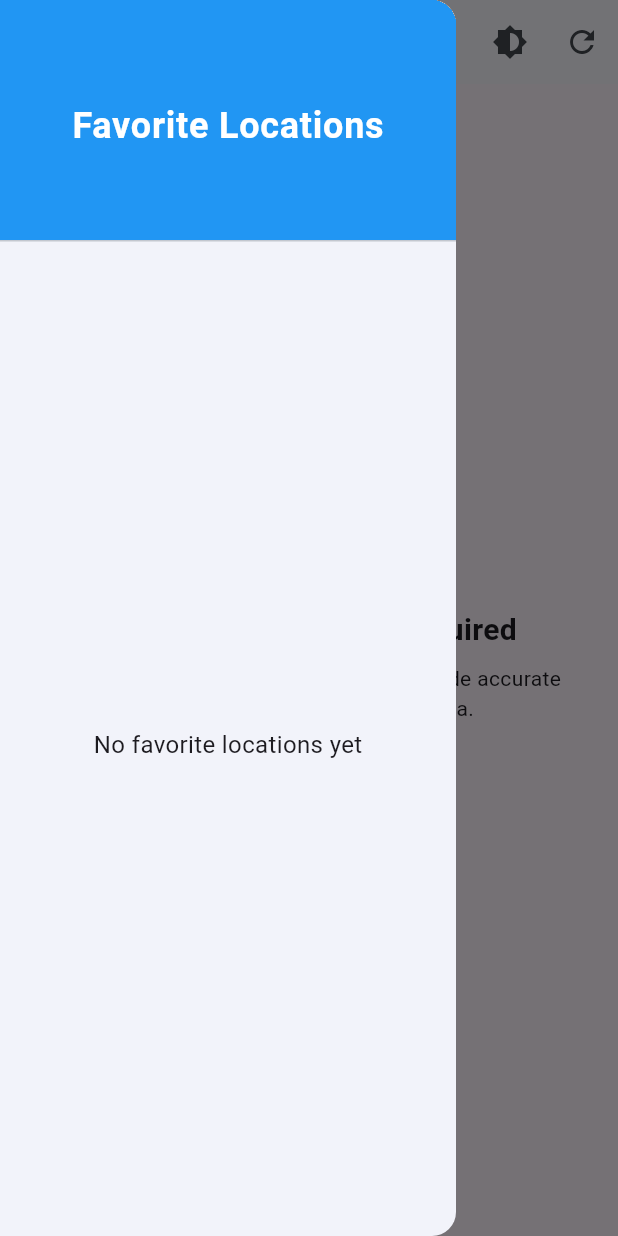
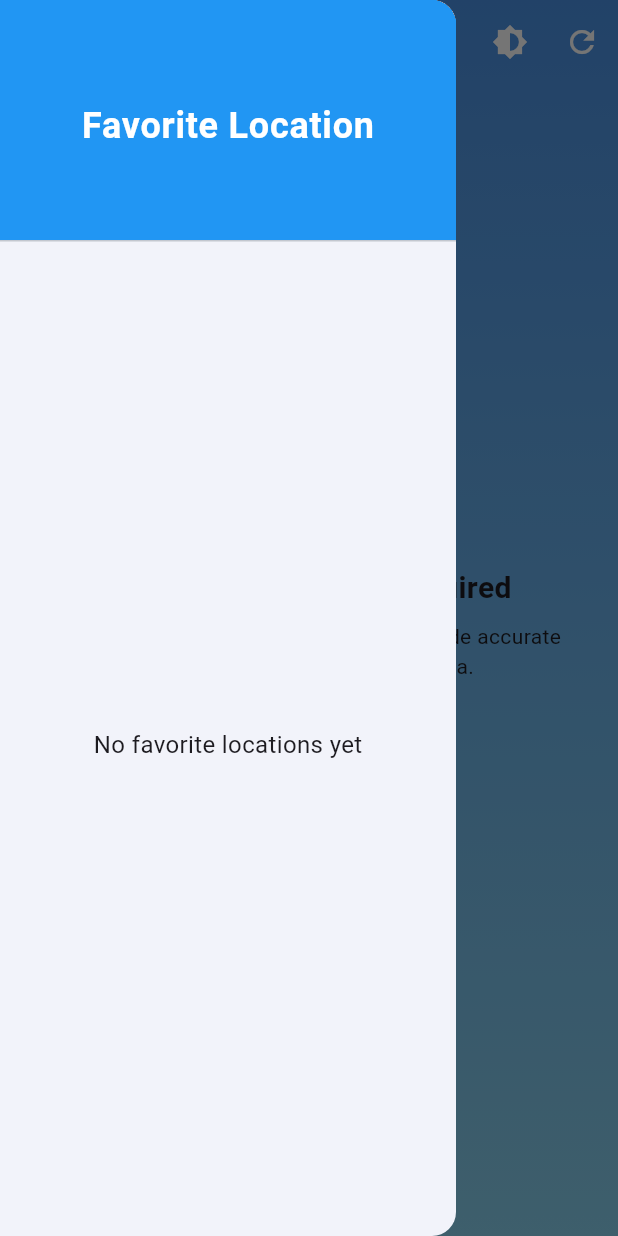
Before and after one commit to BartekDadas/weather_app, a Flutter app: the screen it shows after launch, with the side drawer open, on a phone screen of 412 x 824 dp. Run offline on Flutter 3.47's test engine with Material 3 defaults, Android fonts, the phone set to English and light mode, and no system bars; our stand-ins replace dio, flutter_bloc, flutter_dotenv, freezed_annotation, geolocator, get_it and 2 more; generated files the repository leaves out were written again.

Commit message:
Weather App: Update UI

```diff
--- a/lib/main.dart
+++ b/lib/main.dart
@@ -1,13 +1,11 @@
-import 'package:dio/dio.dart';
 import 'package:flutter/material.dart';
 import 'package:flutter_bloc/flutter_bloc.dart';
 import 'package:flutter_dotenv/flutter_dotenv.dart';
-import 'package:weather_app/services/location_service.dart';
+import 'package:weather_app/utils/const.dart';
 import 'config/di.dart';
 import 'screens/main_screen.dart';
 import 'cubits/weather_cubit.dart';
 import 'cubits/theme_cubit.dart';
-import 'services/weather_service.dart';
 
 void main() async {
   WidgetsFlutterBinding.ensureInitialized();
@@ -17,7 +15,7 @@ void main() async {
 }
 
 class MyApp extends StatelessWidget {
-  const MyApp({Key? key}) : super(key: key);
+  const MyApp({super.key});
 
   @override
   Widget build(BuildContext context) {
@@ -36,7 +34,7 @@ class MyApp extends StatelessWidget {
       child: BlocBuilder<ThemesCubit, ThemesMode>(
         builder: (context, themeMode) {
           return MaterialApp(
-            title: 'Weather App',
+            title: Constants.title,
             theme: ThemeData.light().copyWith(
               primaryColor: Colors.blue,
               colorScheme: ColorScheme.fromSeed(seedColor: Colors.blue),
--- a/lib/screens/main_screen.dart
+++ b/lib/screens/main_screen.dart
@@ -1,12 +1,12 @@
 import 'package:flutter/material.dart';
 import 'package:flutter_bloc/flutter_bloc.dart';
-import '../config/di.dart';
+import 'package:weather_app/utils/const.dart';
+import 'package:weather_app/widgets/weather_info.dart';
 import '../cubits/weather_cubit.dart';
 import '../cubits/theme_cubit.dart';
 import '../widgets/location_permission_handler.dart';
 import '../widgets/city_search_bar.dart';
 import '../widgets/favorites_drawer.dart';
-import '../models/weather.dart';
 
 class MainScreen extends StatelessWidget {
   const MainScreen({super.key});
@@ -14,8 +14,12 @@ class MainScreen extends StatelessWidget {
   @override
   Widget build(BuildContext context) {
     return Scaffold(
+      extendBodyBehindAppBar: true,
       appBar: AppBar(
-          title: const Text('Weather App'),
+        elevation: 0,
+        backgroundColor: Colors.transparent,
+        title: const Text(Constants.title,
+            style: TextStyle(fontWeight: FontWeight.w600,),),
         actions: [
           BlocBuilder<WeatherCubit, WeatherState>(
             builder: (context, state) {
@@ -25,13 +29,17 @@ class MainScreen extends StatelessWidget {
                   return IconButton(
                     icon: Icon(
                       isFavorite ? Icons.favorite : Icons.favorite_border,
-                        color: isFavorite ? Colors.red : null,
+                      color: isFavorite ? Colors.red : Colors.white,
                     ),
                     onPressed: () {
                       if (isFavorite) {
-                          context.read<WeatherCubit>().removeFromFavorites(weather.cityName);
+                        context
+                            .read<WeatherCubit>()
+                            .removeFromFavorites(weather.cityName);
                       } else {
-                          context.read<WeatherCubit>().addToFavorites(weather.cityName);
+                        context
+                            .read<WeatherCubit>()
+                            .addToFavorites(weather.cityName);
                       }
                     },
                   );
@@ -41,11 +49,11 @@ class MainScreen extends StatelessWidget {
             },
           ),
           IconButton(
-              icon: const Icon(Icons.brightness_6),
+            icon: const Icon(Icons.brightness_6, color: Colors.white),
             onPressed: () => _showThemeDialog(context),
           ),
           IconButton(
-              icon: const Icon(Icons.refresh),
+            icon: const Icon(Icons.refresh, color: Colors.white),
             onPressed: () {
               context.read<WeatherCubit>().getCurrentLocationWeather();
             },
@@ -55,152 +63,43 @@ class MainScreen extends StatelessWidget {
       drawer: const FavoritesDrawer(),
       body: BlocBuilder<WeatherCubit, WeatherState>(
         builder: (context, state) {
-            return Column(
+          return Container(
+            decoration: BoxDecoration(
+              gradient: LinearGradient(
+                begin: Alignment.topCenter,
+                end: Alignment.bottomCenter,
+                colors: [
+                  Theme.of(context).brightness == Brightness.dark
+                      ? const Color(0xFF1a1a2e)
+                      : const Color(0xFF4a90e2),
+                  Theme.of(context).brightness == Brightness.dark
+                      ? const Color(0xFF16213e)
+                      : const Color(0xFF87ceeb),
+                ],
+              ),
+            ),
+            child: Column(
               children: [
                 if (state.maybeWhen(
                   loaded: (_, __) => true,
                   orElse: () => false,
-                )) const CitySearchBar(),
+                ))
+                  const Padding(
+                    padding: EdgeInsets.only(top: 100, left: 16, right: 16),
+                    child: CitySearchBar(),
+                  ),
                 Expanded(
                   child: LocationPermissionHandler(
                     childBuilder: (state) => state.maybeWhen(
-                      loaded: (weather, _) => _buildWeatherInfo(weather),
+                      loaded: (weather, _) => WeatherInfo(weather: weather),
                       orElse: () => const SizedBox.shrink(),
                     ),
                   ),
                 ),
               ],
+            ),
           );
         },
-        ),
-    );
-  }
-
-  Widget _buildWeatherInfo(Weather weather) {
-    return RefreshIndicator(
-      onRefresh: () async {
-        // This will be handled by the cubit
-      },
-      child: SingleChildScrollView(
-        physics: const AlwaysScrollableScrollPhysics(),
-        child: Padding(
-          padding: const EdgeInsets.all(16.0),
-          child: Column(
-            crossAxisAlignment: CrossAxisAlignment.start,
-            children: [
-              _buildTemperatureSection(weather),
-              const SizedBox(height: 24),
-              _buildWeatherDetails(weather),
-            ],
-          ),
-        ),
-      ),
-    );
-  }
-
-  Widget _buildTemperatureSection(Weather weather) {
-    final description =
-        weather.weather.isNotEmpty ? weather.weather.first.description : '';
-
-    return Center(
-      child: Column(
-        children: [
-          Text(
-            weather.cityName,
-            style: const TextStyle(
-              fontSize: 32,
-              fontWeight: FontWeight.w500,
-            ),
-          ),
-          const SizedBox(height: 8),
-          Text(
-            '${weather.main.temperature.round()}°C',
-            style: const TextStyle(
-              fontSize: 72,
-              fontWeight: FontWeight.bold,
-            ),
-          ),
-          if (weather.weather.isNotEmpty) ...[
-            Image.network(
-              'https://openweathermap.org/img/wn/${weather.weather.first.icon}@2x.png',
-              width: 100,
-              height: 100,
-              errorBuilder: (context, error, stackTrace) => const Icon(
-                Icons.cloud_queue,
-                size: 100,
-              ),
-            ),
-            AnimatedSwitcher(
-              duration: const Duration(milliseconds: 500),
-              transitionBuilder: (Widget child, Animation<double> animation) {
-                return FadeTransition(
-                  opacity: animation,
-                  child: child,
-                );
-              },
-              child: Text(
-                weather.weather.first.description,
-                key: ValueKey(weather.weather.first.description),
-                style: const TextStyle(
-                  fontSize: 24,
-                  color: Colors.grey,
-                ),
-              ),
-            ),
-          ],
-          const SizedBox(height: 8),
-          Text(
-            'H:${weather.main.maxTemp.round()}° L:${weather.main.minTemp.round()}°',
-            style: const TextStyle(
-              fontSize: 16,
-            ),
-          ),
-        ],
-      ),
-    );
-  }
-
-  Widget _buildWeatherDetails(Weather weather) {
-    return Column(
-      crossAxisAlignment: CrossAxisAlignment.start,
-      children: [
-        const Text(
-          'Weather Details',
-          style: TextStyle(
-            fontSize: 20,
-            fontWeight: FontWeight.bold,
-          ),
-        ),
-        const SizedBox(height: 16),
-        _buildDetailRow('Humidity', '${weather.main.humidity}%'),
-        _buildDetailRow('Pressure', '${weather.main.pressure} hPa'),
-        _buildDetailRow('Wind Speed', '${weather.wind.speed} m/s'),
-        _buildDetailRow('Wind Direction', '${weather.wind.deg}°'),
-      ],
-    );
-  }
-
-  Widget _buildDetailRow(String label, String value) {
-    return Padding(
-      padding: const EdgeInsets.symmetric(vertical: 8.0),
-      child: Row(
-        mainAxisAlignment: MainAxisAlignment.spaceBetween,
-        children: [
-          Text(
-            label,
-            style: const TextStyle(
-              fontSize: 16,
-              color: Colors.grey,
-            ),
-          ),
-          Text(
-            value,
-            style: const TextStyle(
-              fontSize: 16,
-              fontWeight: FontWeight.w500,
-            ),
-          ),
-        ],
       ),
     );
   }
@@ -209,12 +108,12 @@ class MainScreen extends StatelessWidget {
     showDialog(
       context: context,
       builder: (context) => AlertDialog(
-        title: const Text('Choose Theme'),
+        title: const Text(Constants.changeMode),
         content: Column(
           mainAxisSize: MainAxisSize.min,
           children: [
             ListTile(
-              title: const Text('Light'),
+              title: const Text(Constants.lightMode),
               leading: const Icon(Icons.brightness_5),
               onTap: () {
                 context.read<ThemesCubit>().setThemeMode(ThemesMode.light);
@@ -222,7 +121,7 @@ class MainScreen extends StatelessWidget {
               },
             ),
             ListTile(
-              title: const Text('Dark'),
+              title: const Text(Constants.darkMode),
               leading: const Icon(Icons.brightness_3),
               onTap: () {
                 context.read<ThemesCubit>().setThemeMode(ThemesMode.dark);
@@ -230,7 +129,7 @@ class MainScreen extends StatelessWidget {
               },
             ),
             ListTile(
-              title: const Text('Auto'),
+              title: const Text(Constants.autoMode),
               leading: const Icon(Icons.brightness_auto),
               onTap: () {
                 context.read<ThemesCubit>().setThemeMode(ThemesMode.auto);
--- /dev/null
+++ b/lib/utils/const.dart
@@ -0,0 +1,28 @@
+
+class Constants {
+  static const String cleanSkyIcon = '01n';
+
+  static const String title = 'Weather App';
+  static const String windSpeed = 'Wind Speed';
+  static const String pressure = 'Pressure';
+  static const String humidity = 'Humidity';
+  static const String windDirection = 'Wind Direction';
+  static const String weatherDetails = 'Weather Details';
+
+
+  static const String changeMode = 'Change Mode';
+  static const String lightMode = 'Light';
+  static const String darkMode = 'Dark';
+  static const String autoMode = 'Auto';
+
+  static const String favoriteLocations = 'Favorite Location';
+  static const String noFavoriteLocations = 'No favorite locations yet';
+
+  static const String locationPermissionInfo = 'We need access to your location to provide accurate weather information for your area.';
+  static const String locationPermissionRequired = 'Location permission required';
+  static const String locationPermissionDenied = 'Location permission denied';
+  static const String grandPermission = 'Grand Permission';
+
+  static const String tryAgain = 'Try Again';
+  static const String retry = 'Retry';
+}
--- a/lib/widgets/city_search_bar.dart
+++ b/lib/widgets/city_search_bar.dart
@@ -33,13 +33,11 @@ class _CitySearchBarState extends State<CitySearchBar> {
   }
 
   void _onSearchChanged(String value) async {
-    print('Search text changed: $value');
     setState(() => _showSuggestions = true);
     await context.read<WeatherCubit>().updateCitySuggestions(value);
   }
 
   void _onCitySelected(CitySuggestion suggestion) {
-    print('City selected: ${suggestion.name}');
     _controller.text = suggestion.name;
     context.read<WeatherCubit>().getWeatherByLocation(
           suggestion.lat,
@@ -82,13 +80,9 @@ class _CitySearchBarState extends State<CitySearchBar> {
             BlocBuilder<WeatherCubit, WeatherState>(
               builder: (context, state) {
                 final suggestions = context.read<WeatherCubit>().currentSuggestions;
-                print('Building suggestions list. Count: ${suggestions.length}');
-
                 if (suggestions.isEmpty) {
-                  print('No suggestions available');
                   return const SizedBox.shrink();
                 }
-
                 return Material(
                   elevation: 8,
                   borderRadius: BorderRadius.circular(8),
--- a/lib/widgets/error_view.dart
+++ b/lib/widgets/error_view.dart
@@ -1,4 +1,5 @@
 import 'package:flutter/material.dart';
+import 'package:weather_app/utils/const.dart';
 
 class ErrorView extends StatelessWidget {
   final String message;
@@ -34,7 +35,7 @@ class ErrorView extends StatelessWidget {
               ElevatedButton.icon(
                 onPressed: onRetry,
                 icon: const Icon(Icons.refresh),
-                label: const Text('Retry'),
+                label: const Text(Constants.retry),
               ),
             ],
           ],
--- a/lib/widgets/favorites_drawer.dart
+++ b/lib/widgets/favorites_drawer.dart
@@ -1,5 +1,6 @@
 import 'package:flutter/material.dart';
 import 'package:flutter_bloc/flutter_bloc.dart';
+import 'package:weather_app/utils/const.dart';
 import '../cubits/weather_cubit.dart';
 
 class FavoritesDrawer extends StatelessWidget {
@@ -20,7 +21,7 @@ class FavoritesDrawer extends StatelessWidget {
                 ),
                 child: const Center(
                   child: Text(
-                    'Favorite Locations',
+                    Constants.favoriteLocations,
                     style: TextStyle(
                       color: Colors.white,
                       fontSize: 24,
@@ -33,7 +34,7 @@ class FavoritesDrawer extends StatelessWidget {
                 const Expanded(
                   child: Center(
                     child: Text(
-                      'No favorite locations yet',
+                      Constants.noFavoriteLocations,
                       style: TextStyle(fontSize: 16),
                     ),
                   ),
--- a/lib/widgets/location_permission_handler.dart
+++ b/lib/widgets/location_permission_handler.dart
@@ -1,5 +1,6 @@
 import 'package:flutter/material.dart';
 import 'package:flutter_bloc/flutter_bloc.dart';
+import 'package:weather_app/utils/const.dart';
 import '../cubits/weather_cubit.dart';
 
 class LocationPermissionHandler extends StatelessWidget {
@@ -14,7 +15,6 @@ class LocationPermissionHandler extends StatelessWidget {
   Widget build(BuildContext context) {
     return BlocBuilder<WeatherCubit, WeatherState>(
       builder: (context, state) {
-        print(state);
         return state.when(
           initial: (_) => PermissionRequestWidget(
             onPressed: () {
@@ -53,7 +53,7 @@ class PermissionRequestWidget extends StatelessWidget {
           ),
           const SizedBox(height: 16),
           const Text(
-            'Location Permission Required',
+            Constants.locationPermissionRequired,
             style: TextStyle(
               fontSize: 20,
               fontWeight: FontWeight.bold,
@@ -63,14 +63,14 @@ class PermissionRequestWidget extends StatelessWidget {
           const Padding(
             padding: EdgeInsets.symmetric(horizontal: 32),
             child: Text(
-              'We need access to your location to provide accurate weather information for your area.',
+              Constants.locationPermissionInfo,
               textAlign: TextAlign.center,
             ),
           ),
           const SizedBox(height: 24),
           ElevatedButton(
             onPressed: onPressed,
-            child: const Text('Grant Permission'),
+            child: const Text(Constants.grandPermission),
           ),
         ],
       ),
@@ -109,7 +109,7 @@ class ErrorWidget extends StatelessWidget {
           const SizedBox(height: 24),
           ElevatedButton(
             onPressed: onPressed,
-            child: const Text('Try Again'),
+            child: const Text(Constants.tryAgain),
           ),
         ],
       ),
```
Also changed, not shown: lib/services/location_service.dart (+3 -8 lines), lib/widgets/detail_row.dart (added, +45 -0 lines), lib/widgets/temperature_high_low.dart (added, +39 -0 lines), lib/widgets/temperature_section.dart (added, +79 -0 lines), lib/widgets/weather_details.dart (added, +70 -0 lines), lib/widgets/weather_info.dart (added, +37 -0 lines). Lines whose indentation alone changed are shown as unchanged.
